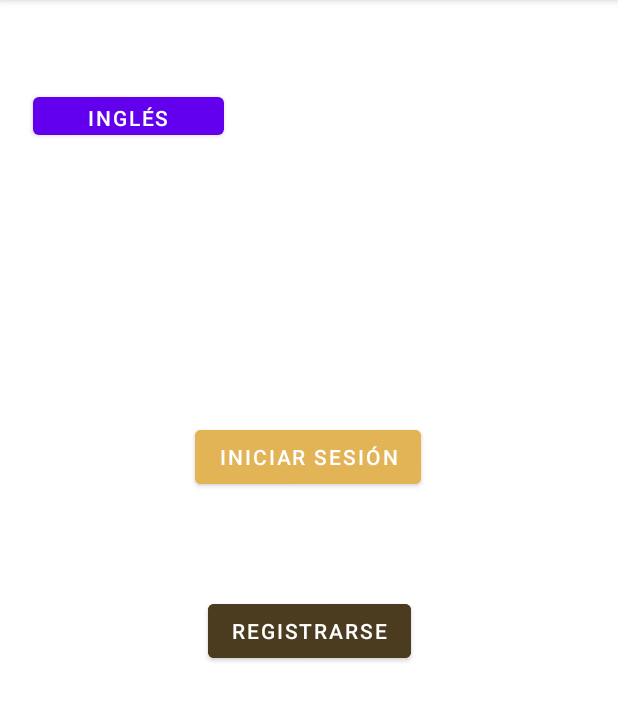
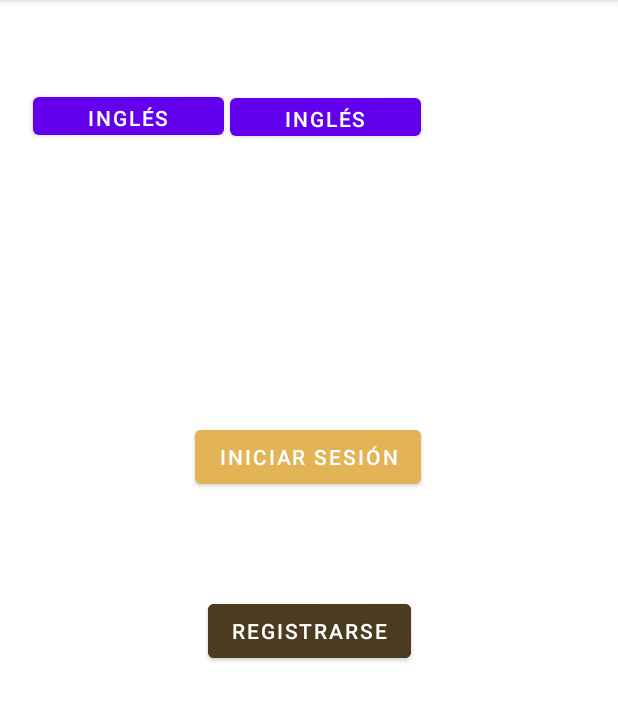
Before and after one commit to DarkPathUnderTheSun/My-Application, an Android app: the screen it shows after launch (MainActivity), on a phone screen of 412 x 824 dp, the part 84-805 px from its top. Run offline under Robolectric (Android 15) with nearby library versions, the phone set to English and light mode, and no system bars.

Commit message:
Commit de lenguaje.... todas las etiquetas del lenguaje ya realizadas, botón con metodo incluuido no funcional, ultimos detalles

```diff
--- a/app/src/main/res/layout/activity_main.xml
+++ b/app/src/main/res/layout/activity_main.xml
@@ -46,4 +46,16 @@
         app:layout_constraintTop_toTopOf="parent"
         app:layout_constraintVertical_bias="0.242" />
 
+    <Button
+        android:id="@+id/cIdioma2"
+        android:layout_width="127dp"
+        android:layout_height="37dp"
+        android:text="@string/changeLanguage"
+        app:layout_constraintBottom_toTopOf="@+id/IniciarSesion"
+        app:layout_constraintEnd_toEndOf="parent"
+        app:layout_constraintHorizontal_bias="0.538"
+        app:layout_constraintStart_toStartOf="parent"
+        app:layout_constraintTop_toTopOf="parent"
+        app:layout_constraintVertical_bias="0.243" />
+
 </androidx.constraintlayout.widget.ConstraintLayout>
```
